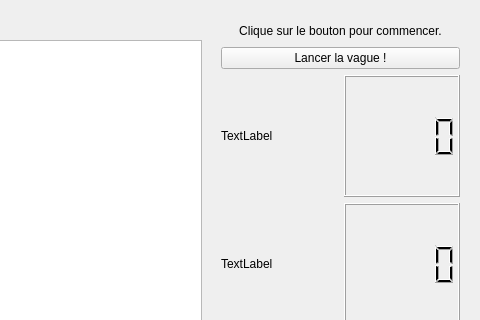
The window that mainwindow.ui (khamidou/Bug_Attack) describes before a commit, drawn with Qt 5; both pictures show x 320 to 800 and y 0 to 320 of the 800 by 600 pixel window.
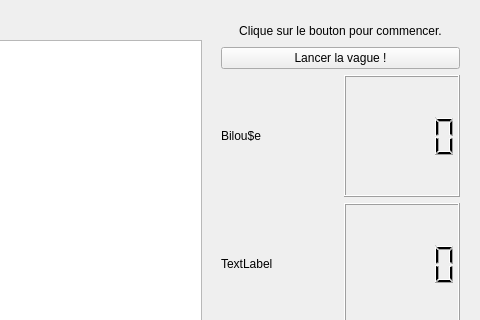
The same window after the commit.

What changed in the file:
```diff
--- a/mainwindow.ui
+++ b/mainwindow.ui
@@ -91,7 +91,7 @@
        <item>
         <widget class="QLabel" name="label_2">
          <property name="text">
-          <string>TextLabel</string>
+          <string>Bilou$e</string>
          </property>
         </widget>
        </item>
```
Left out of the diff: 4 changed lines with no effect on the pictures.
